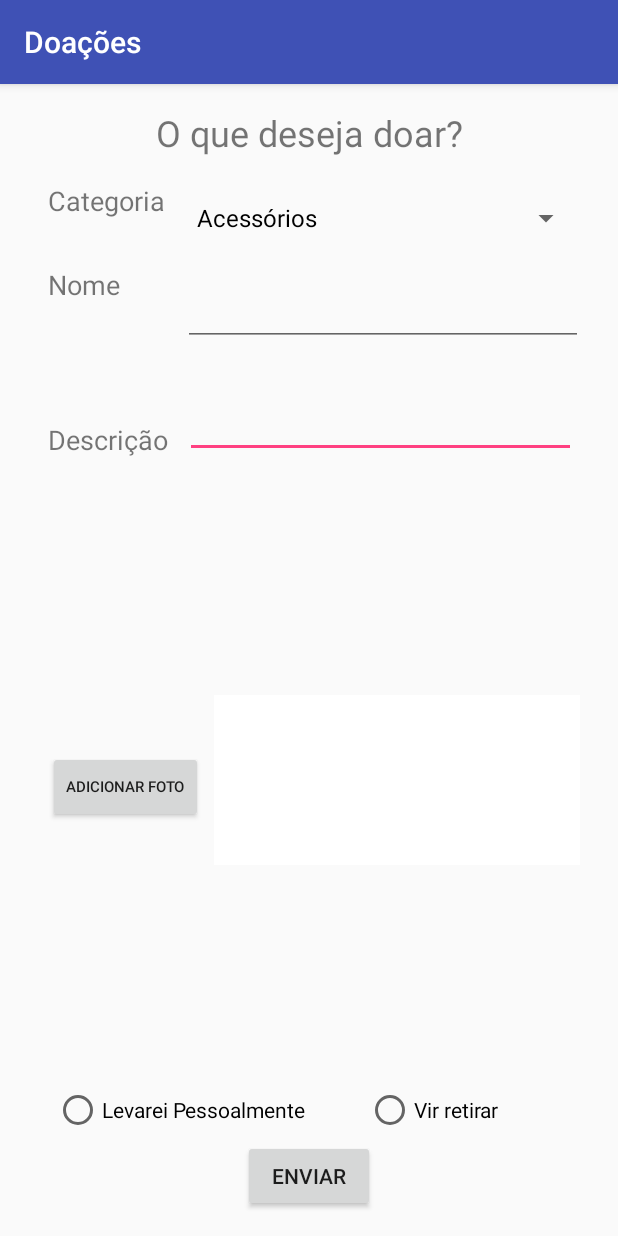
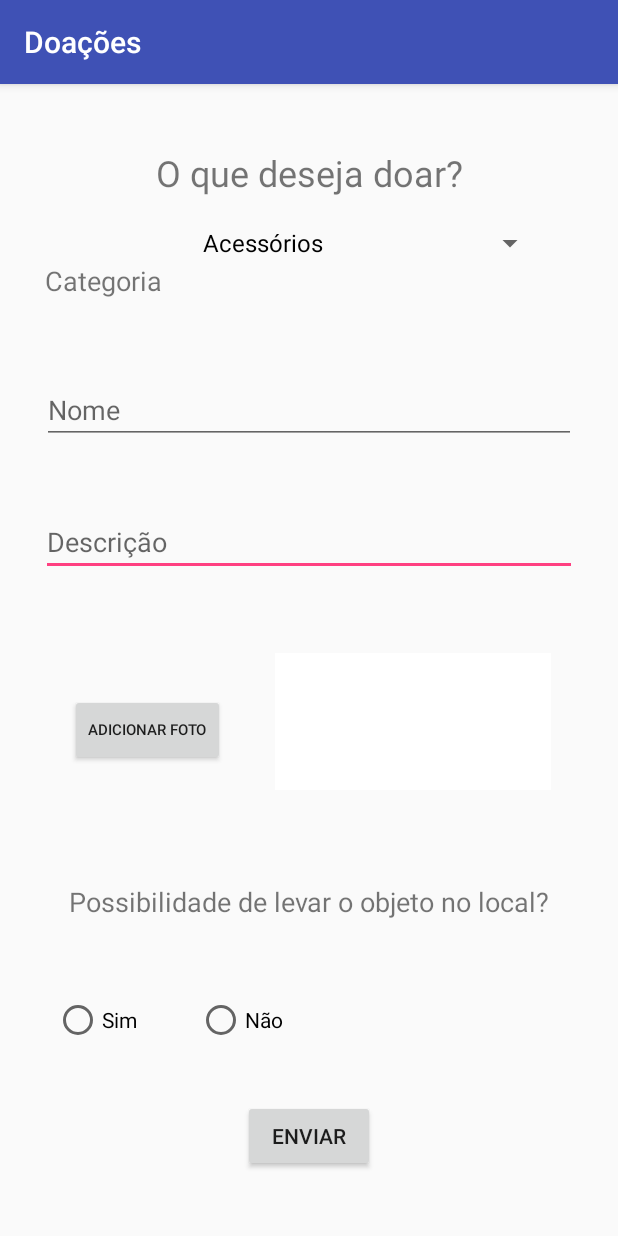
Before and after one commit to JulianaSatti/TCC2, an Android app: the DoaMatActivity screen opened directly, with no data from a screen before it, on a phone screen of 412 x 824 dp. Run offline under Robolectric (Android 15) with nearby library versions, the phone set to English and light mode, and no system bars; our stand-ins replace Volley.

Commit message:
Cadastro de Doacoes

```diff
--- a/app/src/main/java/com/example/tcc/tcc/DoaMatActivity.java
+++ b/app/src/main/java/com/example/tcc/tcc/DoaMatActivity.java
@@ -79,25 +79,52 @@ public class DoaMatActivity extends AppCompatActivity {
         ArrayAdapter adapter = ArrayAdapter.createFromResource(this,R.array.doacoes, android.R.layout.simple_spinner_dropdown_item);
         spinner_obj.setAdapter(adapter);
 
-        enviar_obj.setOnClickListener(new View.OnClickListener() {
-            @Override
-            public void onClick(View v) {
-                String text_spinner_categoria = spinner_obj.getSelectedItem().toString();
-            }
-        });
 
 
         enviar_obj.setOnClickListener(new View.OnClickListener() {
             @Override
             public void onClick(View v) {
 
-                // recebe o botão de opção selecionado do radioGroup
+                ConnectivityManager connMgr = (ConnectivityManager)
+                        getSystemService(Context.CONNECTIVITY_SERVICE);
+                NetworkInfo networkInfo = connMgr.getActiveNetworkInfo();
+
+                if (networkInfo != null && networkInfo.isConnected()) {
+
+
+                    String text_spinner_categoria = spinner_obj.getSelectedItem().toString();
+                    String text_nome = nome.getText().toString();
+                    String text_descricao = descricao.getText().toString();
                     int selectedId = radioGroup.getCheckedRadioButtonId();
                     // encontra o radiobutton pelo ID retornado
                     radioEntrega = (RadioButton) findViewById(selectedId);
-                //Toast.makeText(DoaMatActivity.this, DoaMatActivity.this.radioEntrega.getText(), Toast.LENGTH_SHORT).show();
+                    String rd_retirada = radioEntrega.getText().toString();
+
+
+                    if (text_nome.isEmpty() || text_descricao.isEmpty()) {
+
+                        //irá mostrar um alerta na tela
+                        AlertDialog.Builder dlg = new AlertDialog.Builder(DoaMatActivity.this);
+                        dlg.setTitle("Atenção");
+                        dlg.setMessage("Nenhum campo pode estar vazio.");
+                        dlg.setNeutralButton("ok", null);
+                        dlg.show();
+
+                    } else {
+                        ////Realiza de fato a tentativa de envio do formulario///////////////////////
+                        url = "http://35.199.87.88/api/cadastro_doacoes.php";
+                        parametros = "categoria=" + text_spinner_categoria + "&nome=" + text_nome + "&descricao=" + text_descricao + "&retirada=" +rd_retirada;
+                        new SolicitaDados().execute(url);
+                    }
+
+                } else {
+
+                    Toast.makeText(getApplicationContext(), "Nenhuma conexão foi detectada", Toast.LENGTH_LONG).show();
+                }
+
             }
         });
+
 
         ///////////////////////////////////////////////////Pede permissao em tempo real (API 23...)/////////////////////////////////////////////////
         if (ContextCompat.checkSelfPermission(this, Manifest.permission.READ_EXTERNAL_STORAGE) != PackageManager.PERMISSION_GRANTED) {
@@ -151,51 +178,6 @@ public class DoaMatActivity extends AppCompatActivity {
             return;
         }
 
-    }
-
-
-    @Override
-    public boolean onOptionsItemSelected(MenuItem item) {
-        switch (item.getItemId()) {
-            case R.id.enviar_obj:
-
-                ConnectivityManager connMgr = (ConnectivityManager)
-                        getSystemService(Context.CONNECTIVITY_SERVICE);
-                NetworkInfo networkInfo = connMgr.getActiveNetworkInfo();
-
-                if (networkInfo != null && networkInfo.isConnected()) {
-
-
-                    String text_spinner_categoria = spinner_obj.getSelectedItem().toString();
-                    String text_nome = nome.getText().toString();
-                    String text_descricao = descricao.getText().toString();
-                    String rd_retirada = radioEntrega.getText().toString().trim().toLowerCase();
-
-
-                    if (text_nome.isEmpty() || text_descricao.isEmpty()) {
-
-                        //irá mostrar um alerta na tela
-                        AlertDialog.Builder dlg = new AlertDialog.Builder(this);
-                        dlg.setTitle("Atenção");
-                        dlg.setMessage("Nenhum campo pode estar vazio.");
-                        dlg.setNeutralButton("ok", null);
-                        dlg.show();
-
-                    } else {
-                        ////Realiza de fato a tentativa de envio do formulario///////////////////////
-                        url = "http://35.199.87.88/api/cadastro_doacoes.php";
-                        parametros = "categoria=" + text_spinner_categoria + "&nome=" + text_nome + "&descricao=" + text_descricao + "$retirada=" +rd_retirada;
-                        new SolicitaDados().execute(url);
-                    }
-
-                } else {
-
-                    Toast.makeText(getApplicationContext(), "Nenhuma conexão foi detectada", Toast.LENGTH_LONG).show();
-                }
-                break;
-        }
-
-        return super.onOptionsItemSelected(item);
     }
 
     //ira verificar os dados no bd.
--- a/app/src/main/res/layout/activity_doamat.xml
+++ b/app/src/main/res/layout/activity_doamat.xml
@@ -11,10 +11,13 @@
         android:id="@+id/textView2"
         android:layout_width="wrap_content"
         android:layout_height="wrap_content"
+        android:layout_marginBottom="16dp"
         android:layout_marginTop="16dp"
         android:text="@string/o_que_deseja_doar"
         android:textSize="24sp"
+        app:layout_constraintBottom_toTopOf="@+id/textView3"
         app:layout_constraintEnd_toEndOf="parent"
+        app:layout_constraintHorizontal_bias="0.502"
         app:layout_constraintStart_toStartOf="parent"
         app:layout_constraintTop_toTopOf="parent" />
 
@@ -22,77 +25,90 @@
         android:id="@+id/textView3"
         android:layout_width="wrap_content"
         android:layout_height="wrap_content"
-        android:layout_marginEnd="13dp"
-        android:layout_marginStart="32dp"
+        android:layout_marginBottom="26dp"
+        android:layout_marginEnd="19dp"
+        android:layout_marginLeft="30dp"
+        android:layout_marginRight="19dp"
+        android:layout_marginStart="30dp"
         android:text="@string/categoria"
         android:textSize="18sp"
+        app:layout_constraintBottom_toTopOf="@+id/nom_obj"
         app:layout_constraintEnd_toStartOf="@+id/spinner_obj"
         app:layout_constraintStart_toStartOf="parent"
-        app:layout_constraintTop_toTopOf="@+id/spinner_obj" />
+        app:layout_constraintTop_toBottomOf="@+id/textView2" />
 
     <Spinner
         android:id="@+id/spinner_obj"
         android:layout_width="0dp"
-        android:layout_height="wrap_content"
-        android:layout_marginBottom="16dp"
-        android:layout_marginEnd="24dp"
+        android:layout_height="29dp"
+        android:layout_marginBottom="22dp"
+        android:layout_marginEnd="48dp"
+        android:layout_marginRight="48dp"
+        android:layout_marginTop="16dp"
         app:layout_constraintBottom_toTopOf="@+id/nom_obj"
         app:layout_constraintEnd_toEndOf="parent"
         app:layout_constraintStart_toEndOf="@+id/textView3"
+        app:layout_constraintTop_toBottomOf="@+id/textView2"
+        app:layout_constraintVertical_bias="0.0"
         tools:ignore="MissingConstraints" />
 
     <Button
         android:id="@+id/adicionar_foto"
         android:layout_width="wrap_content"
         android:layout_height="wrap_content"
-        android:layout_marginBottom="28dp"
-        android:layout_marginEnd="7dp"
-        android:layout_marginStart="32dp"
+        android:layout_marginBottom="51dp"
+        android:layout_marginEnd="17dp"
+        android:layout_marginLeft="30dp"
+        android:layout_marginRight="17dp"
+        android:layout_marginStart="30dp"
         android:text="@string/adicionar_foto"
         android:textSize="10sp"
-        app:layout_constraintBottom_toBottomOf="@+id/foto"
+        app:layout_constraintBottom_toTopOf="@+id/textView4"
         app:layout_constraintEnd_toStartOf="@+id/foto"
         app:layout_constraintStart_toStartOf="parent"
+        app:layout_constraintTop_toBottomOf="@+id/desc_obj"
         tools:ignore="MissingConstraints" />
 
     <TextView
-        android:id="@+id/descricao_obj"
+        android:id="@+id/textView4"
         android:layout_width="wrap_content"
-        android:layout_height="wrap_content"
-        android:layout_marginEnd="11dp"
-        android:layout_marginStart="32dp"
-        android:text="@string/descri_o"
+        android:layout_height="31dp"
+        android:layout_marginBottom="17dp"
+        android:text="Possibilidade de levar o objeto no local?"
         android:textSize="18sp"
-        app:layout_constraintBottom_toBottomOf="@+id/desc_obj"
-        app:layout_constraintEnd_toStartOf="@+id/desc_obj"
-        app:layout_constraintStart_toStartOf="parent" />
+        app:layout_constraintBottom_toTopOf="@+id/radioOP"
+        app:layout_constraintEnd_toEndOf="parent"
+        app:layout_constraintStart_toStartOf="parent"
+        app:layout_constraintTop_toBottomOf="@+id/adicionar_foto" />
 
     <RadioGroup
         android:id="@+id/radioOP"
-        android:layout_width="576dp"
+        android:layout_width="210dp"
         android:layout_height="wrap_content"
-        android:layout_marginBottom="68dp"
+        android:layout_marginBottom="10dp"
+        android:layout_marginLeft="16dp"
         android:layout_marginStart="16dp"
         android:orientation="horizontal"
-        app:layout_constraintBottom_toBottomOf="parent"
-        app:layout_constraintStart_toStartOf="parent">
+        app:layout_constraintBottom_toTopOf="@+id/enviar_obj"
+        app:layout_constraintStart_toStartOf="parent"
+        app:layout_constraintTop_toBottomOf="@+id/textView4">
 
 
         <RadioButton
-            android:id="@+id/radio_levar"
+            android:id="@+id/radio_sim"
             android:layout_width="wrap_content"
             android:layout_height="wrap_content"
             android:layout_marginLeft="20dp"
             android:layout_marginStart="20dp"
-            android:text="@string/levarei_pessoalmente" />
+            android:text="Sim" />
 
         <RadioButton
-            android:id="@+id/radio_retirar"
+            android:id="@+id/radio_nao"
             android:layout_width="101dp"
             android:layout_height="wrap_content"
             android:layout_marginLeft="40dp"
             android:layout_marginStart="40dp"
-            android:text="@string/vir_retirar" />
+            android:text="Não" />
 
 
     </RadioGroup>
@@ -101,62 +117,64 @@
     <EditText
         android:id="@+id/desc_obj"
         android:layout_width="0dp"
-        android:layout_height="wrap_content"
-        android:layout_marginEnd="28dp"
-        android:layout_marginTop="29dp"
+        android:layout_height="39dp"
+        android:layout_marginBottom="51dp"
+        android:layout_marginEnd="27dp"
+        android:layout_marginLeft="27dp"
+        android:layout_marginRight="27dp"
+        android:layout_marginStart="27dp"
         android:ems="10"
+        android:hint="Descrição"
         android:inputType="textMultiLine"
+        app:layout_constraintBottom_toTopOf="@+id/adicionar_foto"
         app:layout_constraintEnd_toEndOf="parent"
-        app:layout_constraintStart_toEndOf="@+id/descricao_obj"
+        app:layout_constraintHorizontal_bias="0.0"
+        app:layout_constraintStart_toStartOf="parent"
         app:layout_constraintTop_toBottomOf="@+id/nom_obj"
         tools:ignore="MissingConstraints" />
-
-    <TextView
-        android:id="@+id/nome_obj"
-        android:layout_width="wrap_content"
-        android:layout_height="wrap_content"
-        android:layout_marginEnd="42dp"
-        android:layout_marginStart="32dp"
-        android:layout_marginTop="31dp"
-        android:text="@string/nome"
-        android:textSize="18sp"
-        app:layout_constraintEnd_toStartOf="@+id/nom_obj"
-        app:layout_constraintStart_toStartOf="parent"
-        app:layout_constraintTop_toBottomOf="@+id/textView3" />
 
     <EditText
         android:id="@+id/nom_obj"
         android:layout_width="0dp"
-        android:layout_height="wrap_content"
-        android:layout_marginEnd="23dp"
-        android:layout_marginTop="129dp"
+        android:layout_height="44dp"
+        android:layout_marginBottom="22dp"
+        android:layout_marginEnd="28dp"
+        android:layout_marginLeft="28dp"
+        android:layout_marginRight="28dp"
+        android:layout_marginStart="28dp"
         android:ems="10"
+        android:hint="Nome"
         android:inputType="textMultiLine"
+        app:layout_constraintBottom_toTopOf="@+id/desc_obj"
         app:layout_constraintEnd_toEndOf="parent"
-        app:layout_constraintStart_toEndOf="@+id/nome_obj"
-        app:layout_constraintTop_toTopOf="parent" />
+        app:layout_constraintHorizontal_bias="0.0"
+        app:layout_constraintStart_toStartOf="parent"
+        app:layout_constraintTop_toBottomOf="@+id/textView3" />
 
     <Button
         android:id="@+id/enviar_obj"
         android:layout_width="wrap_content"
         android:layout_height="wrap_content"
-        android:layout_marginTop="4dp"
+        android:layout_marginBottom="16dp"
         android:text="@string/enviar"
+        app:layout_constraintBottom_toBottomOf="parent"
         app:layout_constraintEnd_toEndOf="parent"
         app:layout_constraintStart_toStartOf="parent"
         app:layout_constraintTop_toBottomOf="@+id/radioOP" />
 
     <ImageView
         android:id="@+id/foto"
-        android:layout_width="0dp"
-        android:layout_height="113dp"
-        android:layout_marginBottom="55dp"
-        android:layout_marginEnd="25dp"
-        android:layout_marginTop="54dp"
-        app:layout_constraintBottom_toTopOf="@+id/enviar_obj"
+        android:layout_width="184dp"
+        android:layout_height="91dp"
+        android:layout_marginBottom="23dp"
+        android:layout_marginEnd="28dp"
+        android:layout_marginRight="28dp"
+        android:layout_marginTop="18dp"
+        app:layout_constraintBottom_toTopOf="@+id/textView4"
         app:layout_constraintEnd_toEndOf="parent"
         app:layout_constraintStart_toEndOf="@+id/adicionar_foto"
-        app:layout_constraintTop_toTopOf="@+id/descricao_obj"
+        app:layout_constraintTop_toBottomOf="@+id/desc_obj"
+        app:layout_constraintVertical_bias="0.459"
         app:srcCompat="@color/cardview_light_background" />
 
 </android.support.constraint.ConstraintLayout>
```
Also changed, not shown: 2 other files. Lines whose indentation alone changed are shown as unchanged.
